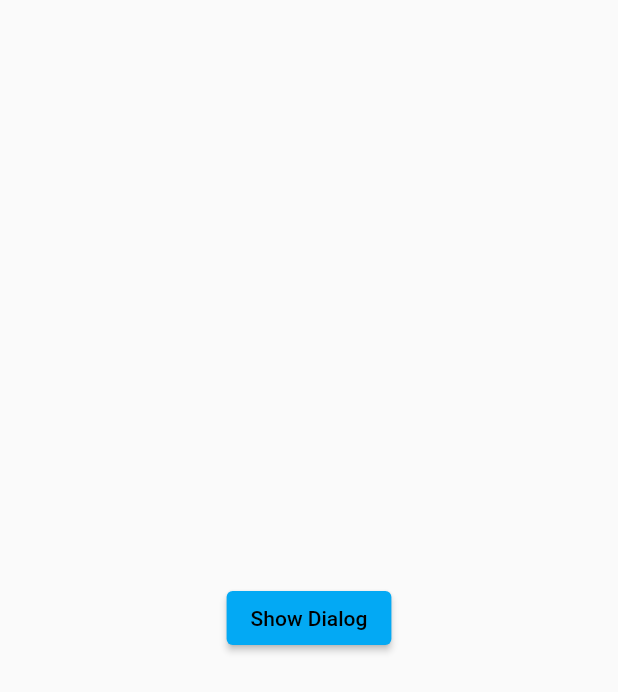
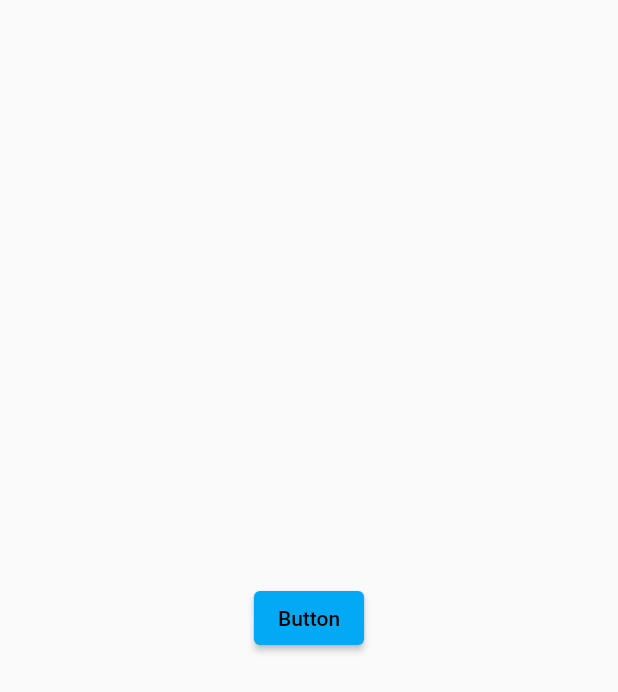
Before and after one commit to AbdullohRazzoqov/flutter_four, a Flutter app: the screen it shows after launch, on a phone screen of 412 x 824 dp. Shown: the top 692 px of the screen. Run offline on Flutter 3.47's test engine with Material 2 defaults, Android fonts, the phone set to English and light mode, and no system bars; our stand-ins replace awesome_dialog, fluttertoast.

Commit message:
Awesome Dialog package added

```diff
--- a/lib/main.dart
+++ b/lib/main.dart
@@ -1,6 +1,6 @@
+import 'package:awesome_dialog/awesome_dialog.dart';
 import 'package:flutter/material.dart';
-import 'package:flutter_four/my_packages/my_fluttertoast.dart';
-import 'package:flutter_four/my_packages/my_showdialog.dart';
+import 'package:flutter_four/my_packages/my_awesome_dialog.dart';
 
 void main() {
   runApp(const MyApp());
@@ -15,7 +15,8 @@ class MyApp extends StatelessWidget {
       theme: ThemeData(
         primarySwatch: Colors.lightBlue,
       ),
-      home:  MyShowDialog(),
+      home:  MyAwesomedialog(),
     );
+
   }
 }
--- /dev/null
+++ b/lib/my_packages/my_awesome_dialog.dart
@@ -0,0 +1,36 @@
+import 'package:awesome_dialog/awesome_dialog.dart';
+import 'package:flutter/material.dart';
+
+class MyAwesomedialog extends StatelessWidget {
+  const MyAwesomedialog({super.key});
+
+  @override
+  Widget build(BuildContext context) {
+    return Scaffold(
+      body: Center(
+        child: ElevatedButton(
+          onPressed: () {
+            AwesomeDialog(
+                context: context,
+                dialogType: DialogType.success,
+                title: "Qabul qilindi!",
+                desc: "Tasdiqlashni kuting",
+                btnCancel: ElevatedButton(
+                  onPressed: () {
+                    Navigator.pop(context);
+                  },
+                  child: const Text("Cancel"),
+                ),
+                btnOk: ElevatedButton(
+                  onPressed: () {
+                    Navigator.pop(context);
+                  },
+                  child: const Text("Ok"),
+                )).show();
+          },
+          child: const Text("Button"),
+        ),
+      ),
+    );
+  }
+}
--- a/lib/my_packages/my_showdialog.dart
+++ b/lib/my_showDialog/my_showdialog.dart
@@ -1,5 +1,7 @@
 import 'package:flutter/material.dart';
 //! ShowDialog
+//? fluttertoast: ^8.0.9
+
 class MyShowDialog extends StatelessWidget {
   const MyShowDialog({super.key});
 
--- a/pubspec.yaml
+++ b/pubspec.yaml
@@ -37,6 +37,7 @@ dependencies:
   # Use with the CupertinoIcons class for iOS style icons.
   cupertino_icons: ^1.0.2
   fluttertoast: ^8.0.9
+  awesome_dialog: ^3.0.2
 
 dev_dependencies:
   flutter_test:
```
Also changed, not shown: pubspec.lock.
